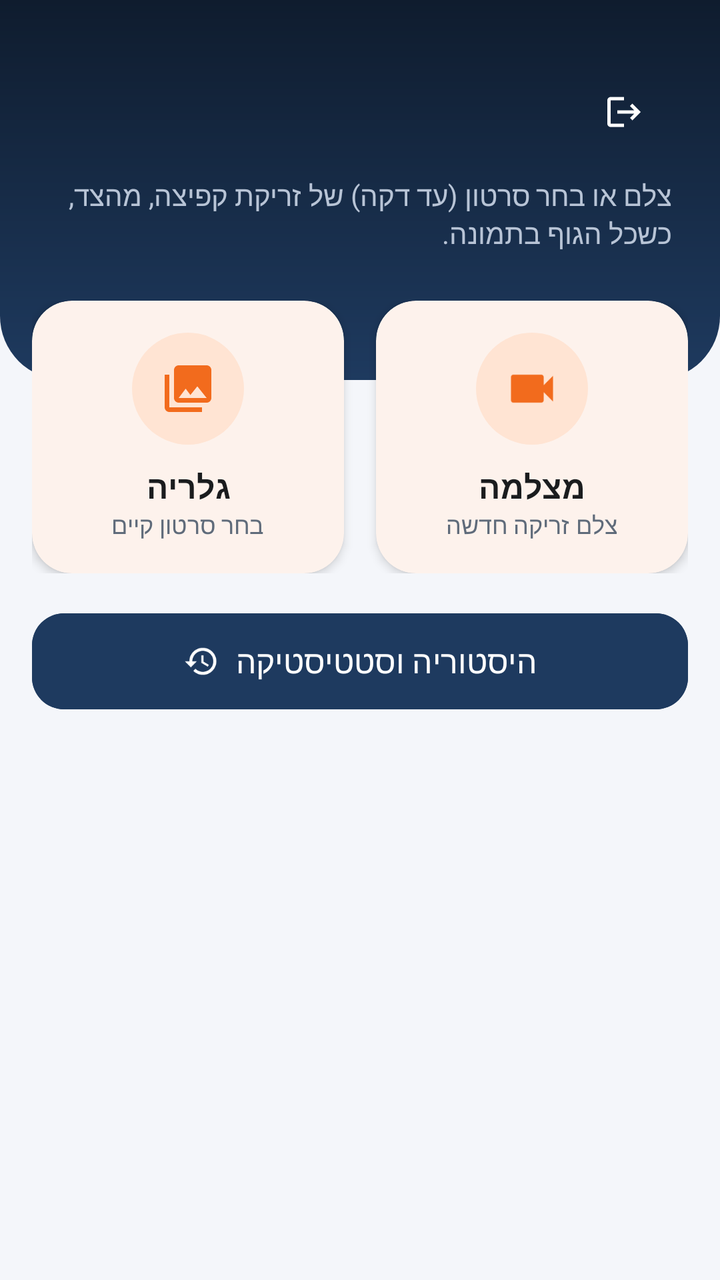
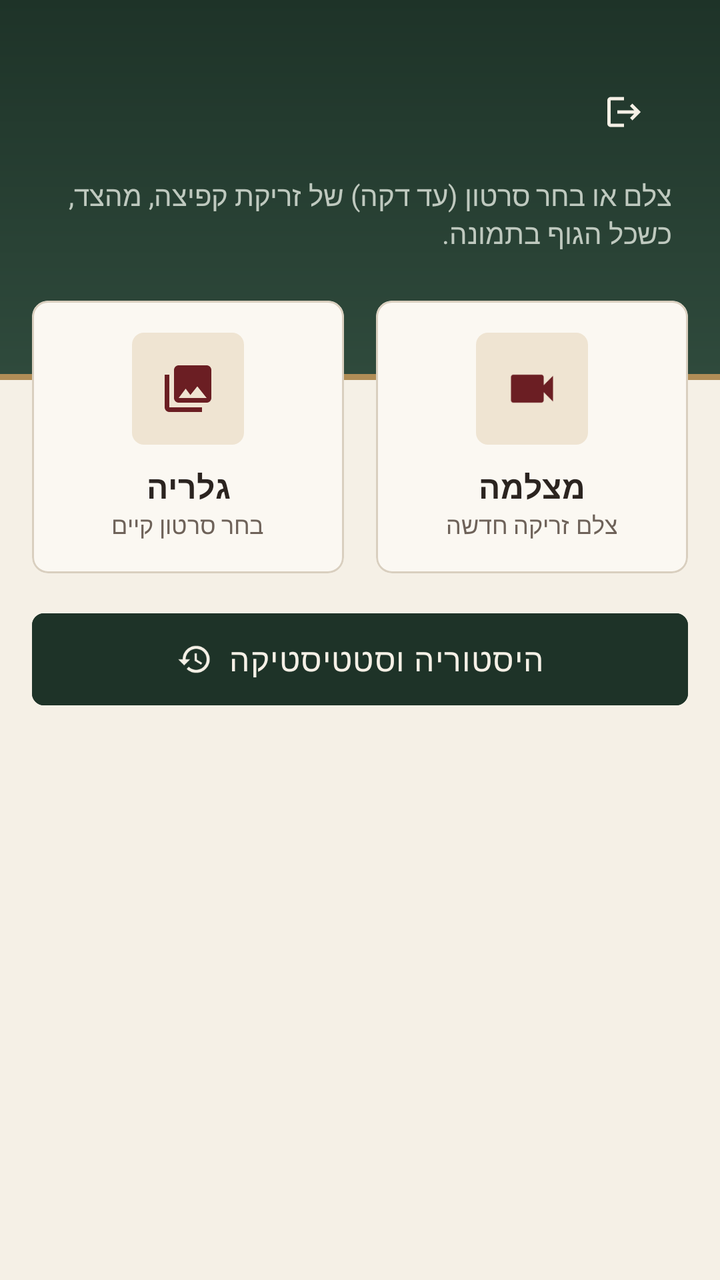

An Android layout rendered at two revisions. The XML below is the earlier revision; the diff shows what the commit changed to produce the second picture.
<!-- AndroidManifest.xml: application theme Theme.BasketballShotAnalyzer -->
<!-- res/layout/activity_main.xml -->
<?xml version="1.0" encoding="utf-8"?>
<ScrollView xmlns:android="http://schemas.android.com/apk/res/android"
    xmlns:app="http://schemas.android.com/apk/res-auto"
    android:layout_width="match_parent"
    android:layout_height="match_parent"
    android:background="@color/background"
    android:fillViewport="true">

    <LinearLayout
        android:layout_width="match_parent"
        android:layout_height="wrap_content"
        android:orientation="vertical"
        android:paddingBottom="24dp">

        
        <LinearLayout
            android:layout_width="match_parent"
            android:layout_height="wrap_content"
            android:background="@drawable/bg_header"
            android:orientation="vertical"
            android:paddingHorizontal="24dp"
            android:paddingTop="32dp"
            android:paddingBottom="64dp">

            <LinearLayout
                android:layout_width="match_parent"
                android:layout_height="wrap_content"
                android:gravity="center_vertical"
                android:orientation="horizontal">

                <TextView
                    android:id="@+id/textWelcome"
                    android:layout_width="0dp"
                    android:layout_height="wrap_content"
                    android:layout_weight="1"
                    android:textAppearance="@style/TextAppearance.Material3.HeadlineSmall"
                    android:textColor="@color/text_on_dark"
                    android:textStyle="bold" />

                <com.google.android.material.button.MaterialButton
                    android:id="@+id/btnLogout"
                    style="@style/Widget.Material3.Button.IconButton"
                    android:layout_width="wrap_content"
                    android:layout_height="wrap_content"
                    android:contentDescription="@string/btn_logout"
                    app:icon="@drawable/ic_logout"
                    app:iconTint="@color/text_on_dark" />
            </LinearLayout>

            <TextView
                android:layout_width="match_parent"
                android:layout_height="wrap_content"
                android:layout_marginTop="8dp"
                android:text="@string/main_instructions"
                android:textColor="@color/text_on_dark_secondary" />
        </LinearLayout>

        
        <LinearLayout
            android:layout_width="match_parent"
            android:layout_height="wrap_content"
            android:layout_marginHorizontal="16dp"
            android:layout_marginTop="-40dp"
            android:orientation="horizontal">

            <com.google.android.material.card.MaterialCardView
                android:id="@+id/btnPickVideo"
                style="@style/Widget.App.Card"
                android:layout_width="0dp"
                android:layout_height="wrap_content"
                android:layout_marginEnd="8dp"
                android:layout_weight="1"
                android:clickable="true"
                android:focusable="true">

                <LinearLayout
                    android:layout_width="match_parent"
                    android:layout_height="wrap_content"
                    android:gravity="center_horizontal"
                    android:orientation="vertical"
                    android:padding="16dp">

                    <ImageView
                        android:layout_width="56dp"
                        android:layout_height="56dp"
                        android:background="@drawable/bg_circle"
                        android:backgroundTint="@color/primary_container"
                        android:importantForAccessibility="no"
                        android:padding="14dp"
                        android:src="@drawable/ic_gallery"
                        app:tint="@color/primary" />

                    <TextView
                        android:layout_width="wrap_content"
                        android:layout_height="wrap_content"
                        android:layout_marginTop="10dp"
                        android:text="@string/btn_pick_video"
                        android:textAppearance="@style/TextAppearance.App.SectionTitle" />

                    <TextView
                        android:layout_width="wrap_content"
                        android:layout_height="wrap_content"
                        android:text="@string/btn_pick_video_sub"
                        android:textColor="@color/text_secondary"
                        android:textSize="12sp" />
                </LinearLayout>
            </com.google.android.material.card.MaterialCardView>

            <com.google.android.material.card.MaterialCardView
                android:id="@+id/btnRecordVideo"
                style="@style/Widget.App.Card"
                android:layout_width="0dp"
                android:layout_height="wrap_content"
                android:layout_marginStart="8dp"
                android:layout_weight="1"
                android:clickable="true"
                android:focusable="true">

                <LinearLayout
                    android:layout_width="match_parent"
                    android:layout_height="wrap_content"
                    android:gravity="center_horizontal"
                    android:orientation="vertical"
                    android:padding="16dp">

                    <ImageView
                        android:layout_width="56dp"
                        android:layout_height="56dp"
                        android:background="@drawable/bg_circle"
                        android:backgroundTint="@color/primary_container"
                        android:importantForAccessibility="no"
                        android:padding="14dp"
                        android:src="@drawable/ic_videocam"
                        app:tint="@color/primary" />

                    <TextView
                        android:layout_width="wrap_content"
                        android:layout_height="wrap_content"
                        android:layout_marginTop="10dp"
                        android:text="@string/btn_record_video"
                        android:textAppearance="@style/TextAppearance.App.SectionTitle" />

                    <TextView
                        android:layout_width="wrap_content"
                        android:layout_height="wrap_content"
                        android:text="@string/btn_record_video_sub"
                        android:textColor="@color/text_secondary"
                        android:textSize="12sp" />
                </LinearLayout>
            </com.google.android.material.card.MaterialCardView>
        </LinearLayout>

        
        <com.google.android.material.card.MaterialCardView
            android:id="@+id/layoutProgress"
            style="@style/Widget.App.Card"
            android:layout_width="match_parent"
            android:layout_height="wrap_content"
            android:layout_marginHorizontal="16dp"
            android:layout_marginTop="16dp"
            android:visibility="gone">

            <LinearLayout
                android:layout_width="match_parent"
                android:layout_height="wrap_content"
                android:orientation="vertical"
                android:padding="20dp">

                <TextView
                    android:layout_width="match_parent"
                    android:layout_height="wrap_content"
                    android:text="@string/analyzing"
                    android:textColor="@color/text_primary" />

                <com.google.android.material.progressindicator.LinearProgressIndicator
                    android:layout_width="match_parent"
                    android:layout_height="wrap_content"
                    android:layout_marginTop="12dp"
                    android:indeterminate="true"
                    app:trackCornerRadius="4dp"
                    app:trackThickness="6dp" />
            </LinearLayout>
        </com.google.android.material.card.MaterialCardView>

        
        <com.google.android.material.card.MaterialCardView
            android:id="@+id/cardResult"
            style="@style/Widget.App.Card"
            android:layout_width="match_parent"
            android:layout_height="wrap_content"
            android:layout_marginHorizontal="16dp"
            android:layout_marginTop="16dp"
            android:visibility="gone">

            <LinearLayout
                android:layout_width="match_parent"
                android:layout_height="wrap_content"
                android:orientation="vertical"
                android:padding="16dp">

                <TextView
                    android:layout_width="match_parent"
                    android:layout_height="wrap_content"
                    android:layout_marginBottom="12dp"
                    android:text="@string/result_title"
                    android:textAppearance="@style/TextAppearance.App.SectionTitle" />

                <com.example.basketballshotanalyzer.ui.PoseOverlayView
                    android:id="@+id/poseOverlay"
                    android:layout_width="match_parent"
                    android:layout_height="340dp"
                    android:background="@drawable/bg_overlay" />

                <TextView
                    android:layout_width="match_parent"
                    android:layout_height="wrap_content"
                    android:layout_marginTop="6dp"
                    android:gravity="center"
                    android:text="@string/zoom_hint"
                    android:textColor="@color/text_secondary"
                    android:textSize="12sp" />

                
                <LinearLayout
                    android:layout_width="match_parent"
                    android:layout_height="wrap_content"
                    android:layout_marginTop="16dp"
                    android:gravity="center_vertical"
                    android:orientation="horizontal">

                    <FrameLayout
                        android:layout_width="104dp"
                        android:layout_height="104dp">

                        <com.google.android.material.progressindicator.CircularProgressIndicator
                            android:id="@+id/scoreRing"
                            android:layout_width="wrap_content"
                            android:layout_height="wrap_content"
                            android:layout_gravity="center"
                            android:max="100"
                            app:indicatorSize="104dp"
                            app:trackColor="@color/outline"
                            app:trackCornerRadius="5dp"
                            app:trackThickness="10dp" />

                        <LinearLayout
                            android:layout_width="wrap_content"
                            android:layout_height="wrap_content"
                            android:layout_gravity="center"
                            android:gravity="center_horizontal"
                            android:orientation="vertical">

                            <TextView
                                android:id="@+id/textScore"
                                android:layout_width="wrap_content"
                                android:layout_height="wrap_content"
                                android:textColor="@color/text_primary"
                                android:textSize="30sp"
                                android:textStyle="bold" />

                            <TextView
                                android:layout_width="wrap_content"
                                android:layout_height="wrap_content"
                                android:text="@string/score_out_of"
                                android:textColor="@color/text_secondary"
                                android:textSize="11sp" />
                        </LinearLayout>
                    </FrameLayout>

                    <LinearLayout
                        android:layout_width="0dp"
                        android:layout_height="wrap_content"
                        android:layout_marginStart="16dp"
                        android:layout_weight="1"
                        android:orientation="vertical">

                        <TextView
                            android:layout_width="wrap_content"
                            android:layout_height="wrap_content"
                            android:text="@string/score_label"
                            android:textAppearance="@style/TextAppearance.App.SectionTitle" />

                        <TextView
                            android:id="@+id/textAngles"
                            android:layout_width="match_parent"
                            android:layout_height="wrap_content"
                            android:layout_marginTop="4dp"
                            android:lineSpacingExtra="2dp"
                            android:textColor="@color/text_secondary"
                            android:textSize="13sp" />
                    </LinearLayout>
                </LinearLayout>

                
                <LinearLayout
                    android:layout_width="match_parent"
                    android:layout_height="wrap_content"
                    android:layout_marginTop="16dp"
                    android:background="@drawable/bg_feedback"
                    android:orientation="vertical"
                    android:padding="14dp">

                    <TextView
                        android:layout_width="wrap_content"
                        android:layout_height="wrap_content"
                        android:text="@string/feedback_title"
                        android:textColor="@color/primary_dark"
                        android:textStyle="bold" />

                    <TextView
                        android:id="@+id/textFeedback"
                        android:layout_width="match_parent"
                        android:layout_height="wrap_content"
                        android:layout_marginTop="4dp"
                        android:lineSpacingExtra="3dp"
                        android:textColor="@color/text_primary"
                        android:textSize="15sp" />
                </LinearLayout>
            </LinearLayout>
        </com.google.android.material.card.MaterialCardView>

        <com.google.android.material.button.MaterialButton
            android:id="@+id/btnHistory"
            style="@style/Widget.App.Button"
            android:layout_width="match_parent"
            android:layout_height="wrap_content"
            android:layout_marginHorizontal="16dp"
            android:layout_marginTop="16dp"
            android:backgroundTint="@color/navy_light"
            android:text="@string/btn_history"
            app:icon="@drawable/ic_history"
            app:iconGravity="textStart" />
    </LinearLayout>
</ScrollView>
<!-- resources referenced by this layout -->
<resources>
  <color name="background">#F4F6FA</color>
  <color name="navy_light">#1E3A5F</color>
  <color name="outline">#D5DAE1</color>
  <color name="primary">#F26B1D</color>
  <color name="primary_container">#FFE4D3</color>
  <color name="primary_dark">#C2410C</color>
  <color name="text_on_dark">#FFFFFF</color>
  <color name="text_on_dark_secondary">#B8C4D6</color>
  <color name="text_primary">#1A1C1E</color>
  <color name="text_secondary">#5F6B7A</color>
  <!-- drawable bg_circle (drawable) -->
  <?xml version="1.0" encoding="utf-8"?>
  <shape xmlns:android="http://schemas.android.com/apk/res/android" android:shape="oval">
      <solid android:color="@color/white" />
  </shape>
  <!-- drawable bg_feedback (drawable) -->
  <?xml version="1.0" encoding="utf-8"?>
  <shape xmlns:android="http://schemas.android.com/apk/res/android" android:shape="rectangle">
      <solid android:color="@color/feedback_bg" />
      <corners android:radius="14dp" />
  </shape>
  <!-- drawable bg_header (drawable) -->
  <?xml version="1.0" encoding="utf-8"?>
  <shape xmlns:android="http://schemas.android.com/apk/res/android" android:shape="rectangle">
      <gradient
          android:angle="270"
          android:endColor="@color/navy_light"
          android:startColor="@color/navy" />
      <corners
          android:bottomLeftRadius="32dp"
          android:bottomRightRadius="32dp" />
  </shape>
  <!-- drawable bg_overlay (drawable) -->
  <?xml version="1.0" encoding="utf-8"?>
  <shape xmlns:android="http://schemas.android.com/apk/res/android" android:shape="rectangle">
      <solid android:color="@color/navy" />
      <corners android:radius="16dp" />
  </shape>
  <style name="TextAppearance.App.SectionTitle" parent="TextAppearance.Material3.TitleMedium">
          <item name="android:textColor">@color/text_primary</item>
          <item name="android:textStyle">bold</item>
      </style>
  <style name="Widget.App.Button" parent="Widget.Material3.Button">
          <item name="android:minHeight">56dp</item>
          <item name="cornerRadius">16dp</item>
          <item name="android:textSize">16sp</item>
      </style>
  <style name="Widget.App.Card" parent="Widget.Material3.CardView.Elevated">
          <item name="cardCornerRadius">20dp</item>
          <item name="cardElevation">3dp</item>
          <item name="cardBackgroundColor">@color/surface</item>
      </style>
  <style name="Theme.BasketballShotAnalyzer" parent="Theme.Material3.Light.NoActionBar">
          <item name="colorPrimary">@color/primary</item>
          <item name="colorOnPrimary">@color/white</item>
          <item name="colorPrimaryContainer">@color/primary_container</item>
          <item name="colorOnPrimaryContainer">@color/primary_dark</item>
          <item name="colorSecondary">@color/navy_light</item>
          <item name="colorOnSecondary">@color/white</item>
          <item name="colorSecondaryContainer">@color/primary_container</item>
          <item name="colorOnSecondaryContainer">@color/primary_dark</item>
          <item name="colorSurface">@color/surface</item>
          <item name="colorOnSurface">@color/text_primary</item>
          <item name="colorOutline">@color/outline</item>
          <item name="colorError">@color/error</item>
          <item name="android:colorBackground">@color/background</item>
          <item name="android:statusBarColor">@color/navy</item>
          <item name="android:windowLightStatusBar">false</item>
      </style>
  <color name="white">#FFFFFF</color>
  <color name="feedback_bg">#FFF4EC</color>
  <color name="navy">#0F1C2E</color>
  <color name="surface">#FFFFFF</color>
  <color name="error">#DC2626</color>
  <!-- unchanged entries left out for length: 17 -->
</resources>

<!-- the commit's change to res/layout/activity_main.xml (unified diff, before → after) -->
@@ -33,7 +33,7 @@
                     android:layout_width="0dp"
                     android:layout_height="wrap_content"
                     android:layout_weight="1"
-                    android:textAppearance="@style/TextAppearance.Material3.HeadlineSmall"
+                    android:textAppearance="@style/TextAppearance.App.Headline"
                     android:textColor="@color/text_on_dark"
                     android:textStyle="bold" />
 
@@ -83,8 +83,7 @@
                     <ImageView
                         android:layout_width="56dp"
                         android:layout_height="56dp"
-                        android:background="@drawable/bg_circle"
-                        android:backgroundTint="@color/primary_container"
+                        android:background="@drawable/bg_icon_tile"
                         android:importantForAccessibility="no"
                         android:padding="14dp"
                         android:src="@drawable/ic_gallery"
@@ -126,8 +125,7 @@
                     <ImageView
                         android:layout_width="56dp"
                         android:layout_height="56dp"
-                        android:background="@drawable/bg_circle"
-                        android:backgroundTint="@color/primary_container"
+                        android:background="@drawable/bg_icon_tile"
                         android:importantForAccessibility="no"
                         android:padding="14dp"
                         android:src="@drawable/ic_videocam"
@@ -240,8 +238,8 @@
                             android:max="100"
                             app:indicatorSize="104dp"
                             app:trackColor="@color/outline"
-                            app:trackCornerRadius="5dp"
-                            app:trackThickness="10dp" />
+                            app:trackCornerRadius="2dp"
+                            app:trackThickness="5dp" />
 
                         <LinearLayout
                             android:layout_width="wrap_content"
@@ -254,6 +252,7 @@
                                 android:id="@+id/textScore"
                                 android:layout_width="wrap_content"
                                 android:layout_height="wrap_content"
+                                android:fontFamily="serif"
                                 android:textColor="@color/text_primary"
                                 android:textSize="30sp"
                                 android:textStyle="bold" />
@@ -326,7 +325,7 @@
             android:layout_height="wrap_content"
             android:layout_marginHorizontal="16dp"
             android:layout_marginTop="16dp"
-            android:backgroundTint="@color/navy_light"
+            android:backgroundTint="@color/forest"
             android:text="@string/btn_history"
             app:icon="@drawable/ic_history"
             app:iconGravity="textStart" />
<!-- resource entries referenced after the edit -->
@@ -1,64 +1,90 @@
 <!-- resources referenced by this layout -->
 <resources>
-  <color name="background">#F4F6FA</color>
-  <color name="navy_light">#1E3A5F</color>
-  <color name="outline">#D5DAE1</color>
-  <color name="primary">#F26B1D</color>
-  <color name="primary_container">#FFE4D3</color>
-  <color name="primary_dark">#C2410C</color>
-  <color name="text_on_dark">#FFFFFF</color>
-  <color name="text_on_dark_secondary">#B8C4D6</color>
-  <color name="text_primary">#1A1C1E</color>
-  <color name="text_secondary">#5F6B7A</color>
-  <!-- drawable bg_circle (drawable) -->
-  <?xml version="1.0" encoding="utf-8"?>
-  <shape xmlns:android="http://schemas.android.com/apk/res/android" android:shape="oval">
-      <solid android:color="@color/white" />
-  </shape>
+  <color name="background">#F5F0E6</color>
+  <color name="forest">#1E3328</color>
+  <color name="outline">#D9CFBF</color>
+  <color name="primary">#6B1E23</color>
+  <color name="primary_container">#EFE4D2</color>
+  <color name="forest_dark">#16261E</color>
+  <color name="primary_dark">#4A1418</color>
+  <color name="text_on_dark">#F5F0E6</color>
+  <color name="text_on_dark_secondary">#BFC9BF</color>
+  <color name="text_primary">#2B2420</color>
+  <color name="text_secondary">#6E6259</color>
   <!-- drawable bg_feedback (drawable) -->
   <?xml version="1.0" encoding="utf-8"?>
-  <shape xmlns:android="http://schemas.android.com/apk/res/android" android:shape="rectangle">
-      <solid android:color="@color/feedback_bg" />
-      <corners android:radius="14dp" />
-  </shape>
+  <layer-list xmlns:android="http://schemas.android.com/apk/res/android">
+      <item>
+          <shape android:shape="rectangle">
+              <solid android:color="@color/brass" />
+              <corners android:radius="6dp" />
+          </shape>
+      </item>
+      <item android:start="3dp">
+          <shape android:shape="rectangle">
+              <solid android:color="@color/feedback_bg" />
+              <corners android:radius="6dp" />
+          </shape>
+      </item>
+  </layer-list>
   <!-- drawable bg_header (drawable) -->
   <?xml version="1.0" encoding="utf-8"?>
+  <layer-list xmlns:android="http://schemas.android.com/apk/res/android">
+      <item>
+          <shape android:shape="rectangle">
+              <solid android:color="@color/brass" />
+          </shape>
+      </item>
+      <item android:bottom="3dp">
+          <shape android:shape="rectangle">
+              <gradient
+                  android:angle="270"
+                  android:endColor="@color/forest_light"
+                  android:startColor="@color/forest" />
+          </shape>
+      </item>
+  </layer-list>
+  <!-- drawable bg_icon_tile (drawable) -->
+  <?xml version="1.0" encoding="utf-8"?>
   <shape xmlns:android="http://schemas.android.com/apk/res/android" android:shape="rectangle">
-      <gradient
-          android:angle="270"
-          android:endColor="@color/navy_light"
-          android:startColor="@color/navy" />
-      <corners
-          android:bottomLeftRadius="32dp"
-          android:bottomRightRadius="32dp" />
+      <solid android:color="@color/primary_container" />
+      <corners android:radius="6dp" />
   </shape>
   <!-- drawable bg_overlay (drawable) -->
   <?xml version="1.0" encoding="utf-8"?>
   <shape xmlns:android="http://schemas.android.com/apk/res/android" android:shape="rectangle">
-      <solid android:color="@color/navy" />
-      <corners android:radius="16dp" />
+      <solid android:color="@color/forest_dark" />
+      <corners android:radius="6dp" />
   </shape>
+  <style name="TextAppearance.App.Headline" parent="TextAppearance.Material3.HeadlineSmall">
+          <item name="android:fontFamily">serif</item>
+          <item name="android:textStyle">bold</item>
+      </style>
   <style name="TextAppearance.App.SectionTitle" parent="TextAppearance.Material3.TitleMedium">
+          <item name="android:fontFamily">serif</item>
           <item name="android:textColor">@color/text_primary</item>
           <item name="android:textStyle">bold</item>
       </style>
   <style name="Widget.App.Button" parent="Widget.Material3.Button">
-          <item name="android:minHeight">56dp</item>
-          <item name="cornerRadius">16dp</item>
+          <item name="android:minHeight">54dp</item>
+          <item name="cornerRadius">6dp</item>
           <item name="android:textSize">16sp</item>
+          <item name="android:letterSpacing">0.03</item>
       </style>
-  <style name="Widget.App.Card" parent="Widget.Material3.CardView.Elevated">
-          <item name="cardCornerRadius">20dp</item>
-          <item name="cardElevation">3dp</item>
+  <style name="Widget.App.Card" parent="Widget.Material3.CardView.Outlined">
+          <item name="cardCornerRadius">8dp</item>
+          <item name="cardElevation">0dp</item>
           <item name="cardBackgroundColor">@color/surface</item>
+          <item name="strokeColor">@color/outline</item>
+          <item name="strokeWidth">1dp</item>
       </style>
   <style name="Theme.BasketballShotAnalyzer" parent="Theme.Material3.Light.NoActionBar">
           <item name="colorPrimary">@color/primary</item>
-          <item name="colorOnPrimary">@color/white</item>
+          <item name="colorOnPrimary">@color/text_on_dark</item>
           <item name="colorPrimaryContainer">@color/primary_container</item>
           <item name="colorOnPrimaryContainer">@color/primary_dark</item>
-          <item name="colorSecondary">@color/navy_light</item>
-          <item name="colorOnSecondary">@color/white</item>
+          <item name="colorSecondary">@color/forest_light</item>
+          <item name="colorOnSecondary">@color/text_on_dark</item>
           <item name="colorSecondaryContainer">@color/primary_container</item>
           <item name="colorOnSecondaryContainer">@color/primary_dark</item>
           <item name="colorSurface">@color/surface</item>
@@ -66,14 +92,14 @@
           <item name="colorOutline">@color/outline</item>
           <item name="colorError">@color/error</item>
           <item name="android:colorBackground">@color/background</item>
-          <item name="android:statusBarColor">@color/navy</item>
+          <item name="android:statusBarColor">@color/forest</item>
           <item name="android:windowLightStatusBar">false</item>
       </style>
-  <color name="white">#FFFFFF</color>
-  <color name="feedback_bg">#FFF4EC</color>
-  <color name="navy">#0F1C2E</color>
-  <color name="surface">#FFFFFF</color>
-  <color name="error">#DC2626</color>
+  <color name="brass">#B08D57</color>
+  <color name="feedback_bg">#F1E8D8</color>
+  <color name="forest_light">#2F4A3C</color>
+  <color name="surface">#FBF8F2</color>
+  <color name="error">#8E2C2C</color>
   <!-- unchanged entries left out for length: 17 -->
 </resources>
 
